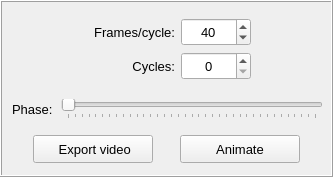
Old version of the form pulse/interface/data/ui_files/plots/animation/animation_widget.ui in the repository open-pulse/OpenPulse.
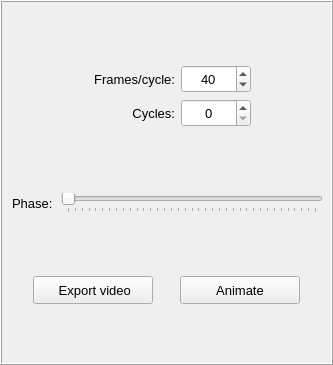
New version of the form.

The edit to the form file:
```diff
--- a/pulse/interface/data/ui_files/plots/animation/animation_widget.ui
+++ b/pulse/interface/data/ui_files/plots/animation/animation_widget.ui
@@ -7,7 +7,7 @@
     <x>0</x>
     <y>0</y>
     <width>333</width>
-    <height>177</height>
+    <height>365</height>
    </rect>
   </property>
   <property name="windowTitle">
```
Left out of the diff: 2 changed lines with no effect on the pictures.
